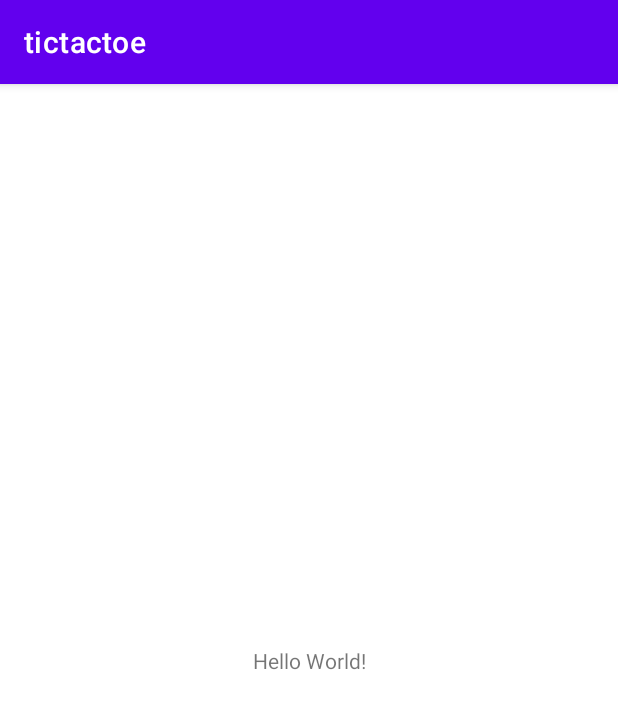
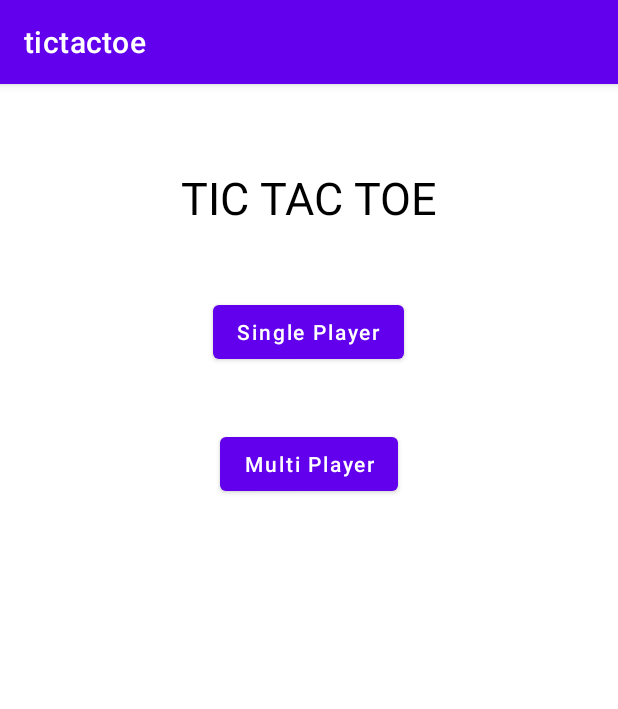
Before and after one commit to divyanshuanand02/Noughts-Crosses, an Android app: the screen it shows after launch (MainActivity), on a phone screen of 412 x 824 dp. Shown: the top 709 px of the screen. Run offline under Robolectric (Android 15) with nearby library versions, the phone set to English and light mode, and no system bars.

Commit message:
MainActivity Coded

```diff
--- a/app/build.gradle
+++ b/app/build.gradle
@@ -4,12 +4,12 @@ plugins {
 }
 
 android {
-    compileSdk 30
+    compileSdk 31
 
     defaultConfig {
         applicationId "com.divyanshu.tictactoe"
         minSdk 26
-        targetSdk 30
+        targetSdk 31
         versionCode 1
         versionName "1.0"
 
@@ -29,6 +29,7 @@ android {
     kotlinOptions {
         jvmTarget = '1.8'
     }
+    buildToolsVersion '30.0.3'
 }
 
 dependencies {
--- a/app/src/main/AndroidManifest.xml
+++ b/app/src/main/AndroidManifest.xml
@@ -10,6 +10,9 @@
         android:supportsRtl="true"
         android:theme="@style/Theme.Tictactoe">
         <activity
+            android:name=".GamePlayActivity"
+            android:exported="false" />
+        <activity
             android:name=".MainActivity"
             android:exported="true">
             <intent-filter>
--- a/app/src/main/java/com/divyanshu/tictactoe/MainActivity.kt
+++ b/app/src/main/java/com/divyanshu/tictactoe/MainActivity.kt
@@ -1,11 +1,27 @@
 package com.divyanshu.tictactoe
 
+import android.content.Intent
 import androidx.appcompat.app.AppCompatActivity
 import android.os.Bundle
+import android.widget.Button
 
+var oneplayer : Boolean = false
 class MainActivity : AppCompatActivity() {
     override fun onCreate(savedInstanceState: Bundle?) {
         super.onCreate(savedInstanceState)
         setContentView(R.layout.activity_main)
+
+        var player1 = findViewById<Button>(R.id.btnsinleplayer)
+        var player2 = findViewById<Button>(R.id.btnmultiplayer)
+
+        player1.setOnClickListener {
+            oneplayer = true
+            startActivity(Intent(this , GamePlayActivity::class.java))
+        }
+
+        player2.setOnClickListener {
+            oneplayer = false
+            startActivity(Intent(this , GamePlayActivity::class.java))
+        }
     }
 }
--- a/app/src/main/res/layout/activity_main.xml
+++ b/app/src/main/res/layout/activity_main.xml
@@ -1,5 +1,5 @@
 <?xml version="1.0" encoding="utf-8"?>
-<androidx.constraintlayout.widget.ConstraintLayout xmlns:android="http://schemas.android.com/apk/res/android"
+<RelativeLayout xmlns:android="http://schemas.android.com/apk/res/android"
     xmlns:app="http://schemas.android.com/apk/res-auto"
     xmlns:tools="http://schemas.android.com/tools"
     android:layout_width="match_parent"
@@ -7,12 +7,36 @@
     tools:context=".MainActivity">
 
     <TextView
+        android:id="@+id/tvappname"
+        android:layout_width="match_parent"
+        android:layout_height="wrap_content"
+        android:text="TIC TAC TOE"
+        android:textAlignment="center"
+        android:gravity="center"
+        android:layout_marginTop="50dp"
+        android:textSize="30dp"
+        android:textColor="@color/black"
+        android:padding="5dp"
+        android:layout_centerHorizontal="true"/>
+    <Button
         android:layout_width="wrap_content"
         android:layout_height="wrap_content"
-        android:text="Hello World!"
-        app:layout_constraintBottom_toBottomOf="parent"
-        app:layout_constraintLeft_toLeftOf="parent"
-        app:layout_constraintRight_toRightOf="parent"
-        app:layout_constraintTop_toTopOf="parent" />
+        android:text="Single Player"
+        android:textAllCaps="false"
+        android:id="@+id/btnsinleplayer"
+        android:layout_below="@+id/tvappname"
+        android:layout_centerHorizontal="true"
+        android:layout_marginTop="40dp"
+        />
+    <Button
+        android:layout_width="wrap_content"
+        android:layout_height="wrap_content"
+        android:text="Multi Player"
+        android:textAllCaps="false"
+        android:id="@+id/btnmultiplayer"
+        android:layout_below="@+id/btnsinleplayer"
+        android:layout_centerHorizontal="true"
+        android:layout_marginTop="40dp" />
 
-</androidx.constraintlayout.widget.ConstraintLayout>
+
+</RelativeLayout>
```
Also changed, not shown: app/src/main/java/com/divyanshu/tictactoe/GamePlayActivity.kt (added, +11 -0 lines), app/src/main/res/layout/activity_game_play.xml (added, +9 -0 lines).
